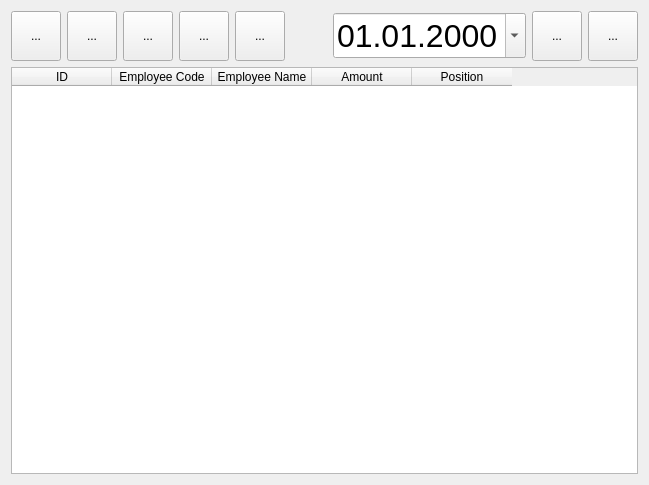
This is Restaurant2/dlgsalary.ui in End1-1/Resort-2 as Qt 5 draws it before an edit. The edited form follows.
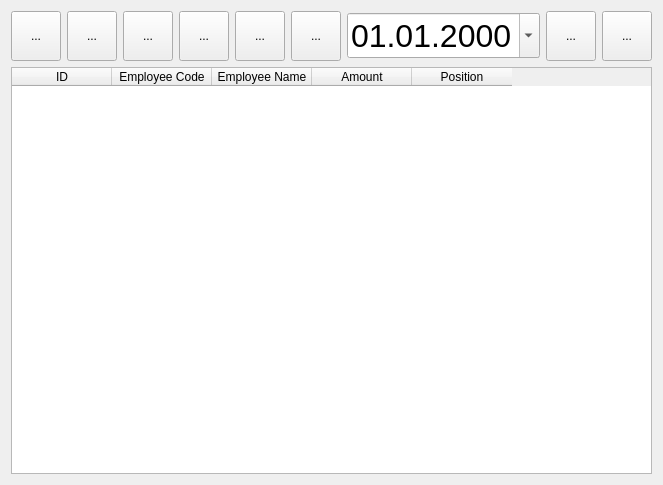
This is the edited form. Icons and pictures are not drawn. Custom widgets are drawn as their Qt base class.

What changed in the file:
```diff
--- a/Restaurant2/dlgsalary.ui
+++ b/Restaurant2/dlgsalary.ui
@@ -174,6 +174,35 @@
         </property>
        </widget>
       </item>
+      <item>
+       <widget class="QToolButton" name="btnTotal">
+        <property name="minimumSize">
+         <size>
+          <width>50</width>
+          <height>50</height>
+         </size>
+        </property>
+        <property name="maximumSize">
+         <size>
+          <width>50</width>
+          <height>50</height>
+         </size>
+        </property>
+        <property name="text">
+         <string>...</string>
+        </property>
+        <property name="icon">
+         <iconset resource="res.qrc">
+          <normaloff>:/images/error.png</normaloff>:/images/error.png</iconset>
+        </property>
+        <property name="iconSize">
+         <size>
+          <width>32</width>
+          <height>32</height>
+         </size>
+        </property>
+       </widget>
+      </item>
       <item>
        <spacer name="horizontalSpacer">
         <property name="orientation">
```
